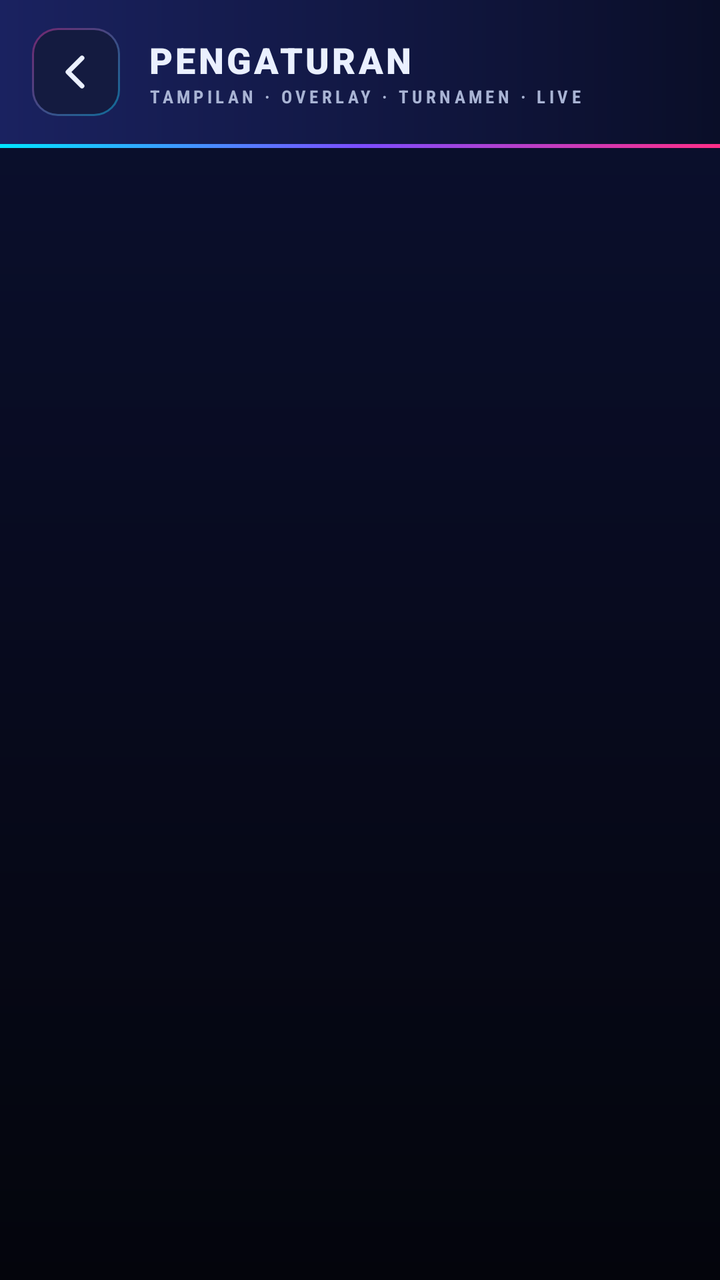
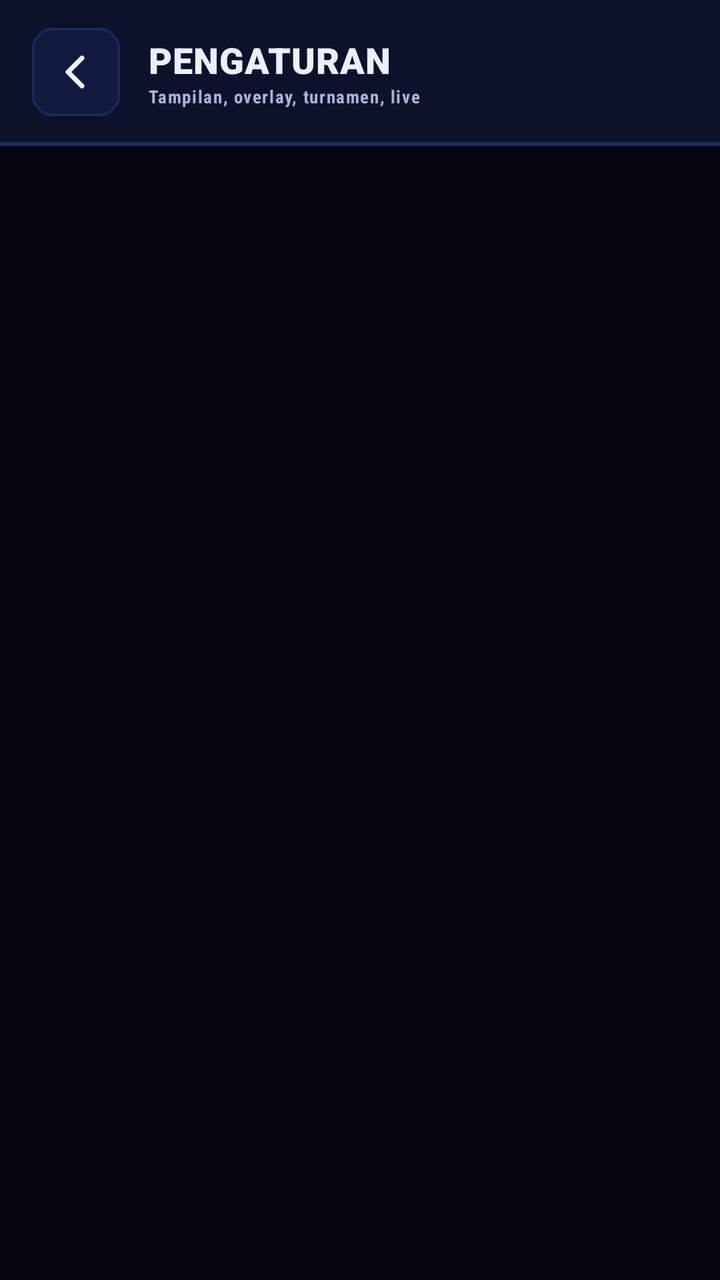

Two renders of the same Android screen: before a commit and after it. Below are the layout's source before the change and the commit's diff.
<!-- AndroidManifest.xml: application theme Theme.BracketLive -->
<!-- res/layout/activity_settings.xml -->
<?xml version="1.0" encoding="utf-8"?>
<LinearLayout xmlns:android="http://schemas.android.com/apk/res/android"
    android:layout_width="match_parent"
    android:layout_height="match_parent"
    android:orientation="vertical"
    android:background="@drawable/bg_main">

    <LinearLayout
        android:layout_width="match_parent"
        android:layout_height="wrap_content"
        android:orientation="horizontal"
        android:gravity="center_vertical"
        android:paddingStart="16dp"
        android:paddingEnd="16dp"
        android:paddingTop="14dp"
        android:paddingBottom="14dp"
        android:background="@drawable/bg_header">

        <ImageView
            android:id="@+id/btnBack"
            android:layout_width="44dp"
            android:layout_height="44dp"
            android:padding="10dp"
            android:src="@drawable/ic_back"
            android:background="@drawable/bg_icon_btn"
            android:contentDescription="Kembali" />

        <LinearLayout
            android:layout_width="0dp"
            android:layout_height="wrap_content"
            android:layout_weight="1"
            android:layout_marginStart="14dp"
            android:orientation="vertical">

            <TextView
                android:layout_width="wrap_content"
                android:layout_height="wrap_content"
                android:text="PENGATURAN"
                android:textColor="@color/text"
                android:textSize="18sp"
                android:fontFamily="sans-serif-black"
                android:letterSpacing="0.08" />

            <TextView
                android:layout_width="wrap_content"
                android:layout_height="wrap_content"
                android:text="TAMPILAN · OVERLAY · TURNAMEN · LIVE"
                android:textColor="@color/muted_light"
                android:textSize="9sp"
                android:textStyle="bold"
                android:fontFamily="sans-serif-condensed"
                android:letterSpacing="0.2" />
        </LinearLayout>
    </LinearLayout>

    <View
        android:layout_width="match_parent"
        android:layout_height="2dp"
        android:background="@drawable/bg_neon_line" />

    <ScrollView
        android:layout_width="match_parent"
        android:layout_height="match_parent"
        android:overScrollMode="never">

        <LinearLayout
            android:id="@+id/settingsContainer"
            android:layout_width="match_parent"
            android:layout_height="wrap_content"
            android:orientation="vertical"
            android:padding="14dp" />
    </ScrollView>
</LinearLayout>
<!-- resources referenced by this layout -->
<resources>
  <color name="muted_light">#A9B4D4</color>
  <color name="text">#EAF0FF</color>
  <!-- drawable bg_header (drawable) -->
  <?xml version="1.0" encoding="utf-8"?>
  <shape xmlns:android="http://schemas.android.com/apk/res/android" android:shape="rectangle">
      <gradient android:startColor="?attr/blHeader1" android:endColor="?attr/blHeader2" android:angle="0"/>
  </shape>
  <!-- drawable bg_icon_btn (drawable) -->
  <?xml version="1.0" encoding="utf-8"?>
  <layer-list xmlns:android="http://schemas.android.com/apk/res/android">
      <item>
          <shape android:shape="rectangle">
              <gradient android:startColor="?attr/blAccent1A" android:endColor="?attr/blAccent2A" android:angle="135"/>
              <corners android:radius="13dp"/>
          </shape>
      </item>
      <item android:left="1dp" android:top="1dp" android:right="1dp" android:bottom="1dp">
          <shape android:shape="rectangle">
              <solid android:color="?attr/blSurface2"/>
              <corners android:radius="12dp"/>
          </shape>
      </item>
  </layer-list>
  <!-- drawable bg_main (drawable) -->
  <?xml version="1.0" encoding="utf-8"?>
  <shape xmlns:android="http://schemas.android.com/apk/res/android" android:shape="rectangle">
      <gradient android:startColor="?attr/blBg1" android:endColor="?attr/blBg2" android:angle="270"/>
  </shape>
  <!-- drawable bg_neon_line (drawable) -->
  <?xml version="1.0" encoding="utf-8"?>
  <shape xmlns:android="http://schemas.android.com/apk/res/android" android:shape="rectangle">
      <gradient android:startColor="?attr/blAccent1" android:centerColor="?attr/blAccent3" android:endColor="?attr/blAccent2" android:angle="0"/>
  </shape>
  <!-- drawable ic_back (drawable) -->
  <?xml version="1.0" encoding="utf-8"?>
  <vector xmlns:android="http://schemas.android.com/apk/res/android"
      android:width="24dp" android:height="24dp" android:viewportWidth="24" android:viewportHeight="24">
      <path android:fillColor="#00000000" android:strokeColor="#EAF0FF" android:strokeWidth="2.4" android:strokeLineCap="round" android:strokeLineJoin="round" android:pathData="M15,5 L8,12 L15,19"/>
  </vector>
  <style name="Theme.BracketLive" parent="Theme.MaterialComponents.DayNight.NoActionBar">
          <item name="blBg1">#0B1030</item>
          <item name="blBg2">#04050C</item>
          <item name="blHeader1">#1A2260</item>
          <item name="blHeader2">#0A0E28</item>
          <item name="blSurface">#111838</item>
          <item name="blSurface2">#141B40</item>
          <item name="blSurface3">#0B1024</item>
          <item name="blStroke">#27346A</item>
          <item name="blAccent1">#00E5FF</item>
          <item name="blAccent2">#FF2E88</item>
          <item name="blAccent3">#7C4DFF</item>
          <item name="blAccent1B">#3D7BFF</item>
          <item name="blAccent1A">#6600E5FF</item>
          <item name="blAccent2A">#66FF2E88</item>
          <item name="blAccent1S">#2200E5FF</item>
          <item name="blAccent2S">#22FF2E88</item>
          <item name="colorPrimary">?attr/blAccent1</item>
          <item name="colorPrimaryVariant">?attr/blAccent1B</item>
          <item name="colorSecondary">?attr/blAccent2</item>
          <item name="android:statusBarColor">?attr/blBg1</item>
          <item name="android:navigationBarColor">?attr/blBg2</item>
          <item name="android:windowBackground">?attr/blBg2</item>
          <item name="android:textColor">@color/text</item>
          <item name="android:textColorPrimary">@color/text</item>
          <item name="android:windowAnimationStyle">@style/BLWindowAnim</item>
      </style>
  <style name="BLWindowAnim" parent="">
          <item name="android:activityOpenEnterAnimation">@anim/bl_slide_in_right</item>
          <item name="android:activityOpenExitAnimation">@anim/bl_fade_out_left</item>
          <item name="android:activityCloseEnterAnimation">@anim/bl_fade_in_left</item>
          <item name="android:activityCloseExitAnimation">@anim/bl_slide_out_right</item>
      </style>
</resources>

<!-- the commit's change to res/layout/activity_settings.xml (unified diff, before → after) -->
@@ -22,7 +22,7 @@
             android:layout_height="44dp"
             android:padding="10dp"
             android:src="@drawable/ic_back"
-            android:background="@drawable/bg_icon_btn"
+            android:background="@drawable/bg_chip"
             android:contentDescription="Kembali" />
 
         <LinearLayout
@@ -39,24 +39,24 @@
                 android:textColor="@color/text"
                 android:textSize="18sp"
                 android:fontFamily="sans-serif-black"
-                android:letterSpacing="0.08" />
+                android:letterSpacing="0.02" />
 
             <TextView
                 android:layout_width="wrap_content"
                 android:layout_height="wrap_content"
-                android:text="TAMPILAN · OVERLAY · TURNAMEN · LIVE"
+                android:text="Tampilan, overlay, turnamen, live"
                 android:textColor="@color/muted_light"
                 android:textSize="9sp"
                 android:textStyle="bold"
                 android:fontFamily="sans-serif-condensed"
-                android:letterSpacing="0.2" />
+                android:letterSpacing="0.06" />
         </LinearLayout>
     </LinearLayout>
 
     <View
         android:layout_width="match_parent"
-        android:layout_height="2dp"
-        android:background="@drawable/bg_neon_line" />
+        android:layout_height="1dp"
+        android:background="?attr/blStroke" />
 
     <ScrollView
         android:layout_width="match_parent"
<!-- resource entries referenced after the edit -->
@@ -2,36 +2,23 @@
 <resources>
   <color name="muted_light">#A9B4D4</color>
   <color name="text">#EAF0FF</color>
+  <!-- drawable bg_chip (drawable) -->
+  <?xml version="1.0" encoding="utf-8"?>
+  <shape xmlns:android="http://schemas.android.com/apk/res/android" android:shape="rectangle">
+      <solid android:color="?attr/blSurface2"/>
+      <corners android:radius="10dp"/>
+      <stroke android:width="1dp" android:color="?attr/blStroke"/>
+  </shape>
   <!-- drawable bg_header (drawable) -->
   <?xml version="1.0" encoding="utf-8"?>
-  <shape xmlns:android="http://schemas.android.com/apk/res/android" android:shape="rectangle">
-      <gradient android:startColor="?attr/blHeader1" android:endColor="?attr/blHeader2" android:angle="0"/>
-  </shape>
-  <!-- drawable bg_icon_btn (drawable) -->
-  <?xml version="1.0" encoding="utf-8"?>
   <layer-list xmlns:android="http://schemas.android.com/apk/res/android">
-      <item>
-          <shape android:shape="rectangle">
-              <gradient android:startColor="?attr/blAccent1A" android:endColor="?attr/blAccent2A" android:angle="135"/>
-              <corners android:radius="13dp"/>
-          </shape>
-      </item>
-      <item android:left="1dp" android:top="1dp" android:right="1dp" android:bottom="1dp">
-          <shape android:shape="rectangle">
-              <solid android:color="?attr/blSurface2"/>
-              <corners android:radius="12dp"/>
-          </shape>
-      </item>
+      <item><shape android:shape="rectangle"><solid android:color="?attr/blHeader1"/></shape></item>
+      <item android:gravity="bottom"><shape android:shape="rectangle"><size android:height="1dp"/><solid android:color="?attr/blStroke"/></shape></item>
   </layer-list>
   <!-- drawable bg_main (drawable) -->
   <?xml version="1.0" encoding="utf-8"?>
   <shape xmlns:android="http://schemas.android.com/apk/res/android" android:shape="rectangle">
-      <gradient android:startColor="?attr/blBg1" android:endColor="?attr/blBg2" android:angle="270"/>
-  </shape>
-  <!-- drawable bg_neon_line (drawable) -->
-  <?xml version="1.0" encoding="utf-8"?>
-  <shape xmlns:android="http://schemas.android.com/apk/res/android" android:shape="rectangle">
-      <gradient android:startColor="?attr/blAccent1" android:centerColor="?attr/blAccent3" android:endColor="?attr/blAccent2" android:angle="0"/>
+      <solid android:color="?attr/blBg2"/>
   </shape>
   <!-- drawable ic_back (drawable) -->
   <?xml version="1.0" encoding="utf-8"?>
@@ -40,25 +27,17 @@
       <path android:fillColor="#00000000" android:strokeColor="#EAF0FF" android:strokeWidth="2.4" android:strokeLineCap="round" android:strokeLineJoin="round" android:pathData="M15,5 L8,12 L15,19"/>
   </vector>
   <style name="Theme.BracketLive" parent="Theme.MaterialComponents.DayNight.NoActionBar">
-          <item name="blBg1">#0B1030</item>
-          <item name="blBg2">#04050C</item>
-          <item name="blHeader1">#1A2260</item>
-          <item name="blHeader2">#0A0E28</item>
-          <item name="blSurface">#111838</item>
-          <item name="blSurface2">#141B40</item>
-          <item name="blSurface3">#0B1024</item>
-          <item name="blStroke">#27346A</item>
-          <item name="blAccent1">#00E5FF</item>
-          <item name="blAccent2">#FF2E88</item>
-          <item name="blAccent3">#7C4DFF</item>
-          <item name="blAccent1B">#3D7BFF</item>
-          <item name="blAccent1A">#6600E5FF</item>
-          <item name="blAccent2A">#66FF2E88</item>
-          <item name="blAccent1S">#2200E5FF</item>
-          <item name="blAccent2S">#22FF2E88</item>
-          <item name="colorPrimary">?attr/blAccent1</item>
-          <item name="colorPrimaryVariant">?attr/blAccent1B</item>
-          <item name="colorSecondary">?attr/blAccent2</item>
+          <item name="blBg1">#090D1E</item>
+          <item name="blBg2">#050710</item>
+          <item name="blHeader1">#0C122A</item>
+          <item name="blHeader2">#0A0F22</item>
+          <item name="blSurface">#0D142D</item>
+          <item name="blSurface2">#121A3D</item>
+          <item name="blSurface3">#0A0F22</item>
+          <item name="blStroke">#1D2B63</item>
+          <item name="colorPrimary">@color/text</item>
+          <item name="colorPrimaryVariant">@color/muted_light</item>
+          <item name="colorSecondary">@color/text</item>
           <item name="android:statusBarColor">?attr/blBg1</item>
           <item name="android:navigationBarColor">?attr/blBg2</item>
           <item name="android:windowBackground">?attr/blBg2</item>
